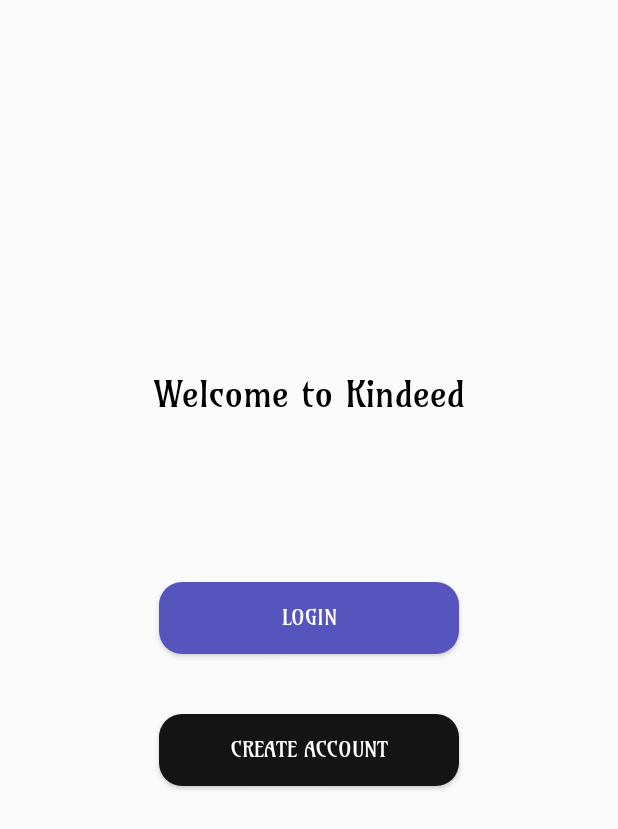
After one commit to TolaTess/Kindeed, an Android app: the AuthActivity screen opened directly, with no data from a screen before it, on a phone screen of 412 x 824 dp. The commit adds this screen. Shown: the top 829 px of the screen. Run offline under Robolectric (Android 15) with nearby library versions, the phone set to English and light mode, and no system bars.

Commit message:
auth activity
added auth activity to navigate to login and register pages

```diff
--- a/app/src/main/AndroidManifest.xml
+++ b/app/src/main/AndroidManifest.xml
@@ -9,7 +9,9 @@
         android:roundIcon="@mipmap/ic_launcher_round"
         android:supportsRtl="true"
         android:theme="@style/AppTheme">
-        <activity android:name=".MainActivity">
+        <activity android:name=".activities.auth.AuthActivity"></activity>
+        <activity android:name=".MainActivity" />
+        <activity android:name=".SplashActivity">
             <intent-filter>
                 <action android:name="android.intent.action.MAIN" />
 
--- /dev/null
+++ b/app/src/main/java/com/tolaotesanya/kindeed/ActivityClassName.java
@@ -0,0 +1,6 @@
+package com.tolaotesanya.kindeed;
+
+public enum ActivityClassName {
+
+   login, register
+}
--- /dev/null
+++ b/app/src/main/java/com/tolaotesanya/kindeed/activities/auth/AuthActivity.java
@@ -0,0 +1,54 @@
+package com.tolaotesanya.kindeed.activities.auth;
+
+import androidx.annotation.Nullable;
+import androidx.appcompat.app.AppCompatActivity;
+
+import android.os.Bundle;
+import android.view.View;
+import android.widget.Button;
+
+import com.tolaotesanya.kindeed.ActivityClassName;
+import com.tolaotesanya.kindeed.coordinator.IntentPresenter;
+import com.tolaotesanya.kindeed.dependencies.DependencyRegistry;
+import com.tolaotesanya.kindeed.R;
+
+public class AuthActivity extends AppCompatActivity {
+    private Button createButton;
+    private Button loginButton;
+
+    private IntentPresenter intentPresenter;
+
+    @Override
+    protected void onCreate(@Nullable Bundle savedInstanceState) {
+        super.onCreate(savedInstanceState);
+        setContentView(R.layout.activity_auth);
+
+        attachUI();
+        DependencyRegistry.shared.inject(this);
+    }
+
+    public void configureWith(IntentPresenter intentPresenter) {
+        this.intentPresenter = intentPresenter;
+    }
+
+    private void setupUI() {
+        createButton.setOnClickListener(new View.OnClickListener() {
+            @Override
+            public void onClick(View v) {
+                intentPresenter.presentIntent(AuthActivity.this, ActivityClassName.register);
+            }
+        });
+
+        loginButton.setOnClickListener(new View.OnClickListener() {
+            @Override
+            public void onClick(View v) {
+                intentPresenter.presentIntent(AuthActivity.this, ActivityClassName.login);
+            }
+        });
+    }
+
+    private void attachUI() {
+        createButton = findViewById(R.id.reg_btn);
+        loginButton = findViewById(R.id.login_btn);
+    }
+}
--- a/app/src/main/java/com/tolaotesanya/kindeed/coordinator/IntentPresenter.java
+++ b/app/src/main/java/com/tolaotesanya/kindeed/coordinator/IntentPresenter.java
@@ -8,7 +8,6 @@ import com.tolaotesanya.kindeed.activities.auth.LoginActivity;
 import com.tolaotesanya.kindeed.activities.auth.RegisterActivity;
 
 public class IntentPresenter {
-
 
     public void presentIntent(Context context, ActivityClassName activity) {
         switch (activity) {
--- /dev/null
+++ b/app/src/main/res/drawable/button_shape1.xml
@@ -0,0 +1,8 @@
+<?xml version="1.0" encoding="utf-8"?>
+<shape xmlns:android="http://schemas.android.com/apk/res/android"
+    android:shape="rectangle">
+
+    <solid android:color="@color/colorPrimary"/>
+    <corners android:radius="15dp"/>
+
+</shape>
--- /dev/null
+++ b/app/src/main/res/drawable/button_shape2.xml
@@ -0,0 +1,8 @@
+<?xml version="1.0" encoding="utf-8"?>
+<shape xmlns:android="http://schemas.android.com/apk/res/android"
+    android:shape="rectangle">
+
+    <solid android:color="@color/colorAccent2"/>
+    <corners android:radius="15dp"/>
+
+</shape>
--- /dev/null
+++ b/app/src/main/res/layout/activity_auth.xml
@@ -0,0 +1,53 @@
+<?xml version="1.0" encoding="utf-8"?>
+<androidx.constraintlayout.widget.ConstraintLayout xmlns:android="http://schemas.android.com/apk/res/android"
+    xmlns:app="http://schemas.android.com/apk/res-auto"
+    xmlns:tools="http://schemas.android.com/tools"
+    android:layout_width="match_parent"
+    android:layout_height="match_parent"
+    tools:context=".activities.auth.AuthActivity">
+
+    <Button
+        android:id="@+id/reg_btn"
+        android:layout_width="200dp"
+        android:layout_height="wrap_content"
+        android:layout_marginTop="40dp"
+        android:background="@drawable/button_shape1"
+        android:fontFamily="@font/amarante"
+        android:text="@string/create_account"
+        android:textColor="@color/colorWhite"
+        app:layout_constraintEnd_toEndOf="parent"
+        app:layout_constraintStart_toStartOf="parent"
+        app:layout_constraintTop_toBottomOf="@+id/login_btn" />
+
+    <Button
+        android:id="@+id/login_btn"
+        android:layout_width="200dp"
+        android:layout_height="wrap_content"
+        android:background="@drawable/button_shape2"
+        android:fontFamily="@font/amarante"
+        android:text="@string/login"
+        android:textColor="@color/colorWhite"
+        app:layout_constraintBottom_toBottomOf="parent"
+        app:layout_constraintEnd_toEndOf="parent"
+        app:layout_constraintStart_toStartOf="parent"
+        app:layout_constraintTop_toTopOf="parent" />
+
+    <TextView
+        android:id="@+id/welcome_text"
+        android:layout_width="wrap_content"
+        android:layout_height="wrap_content"
+        android:layout_centerHorizontal="true"
+        android:layout_centerInParent="true"
+        android:layout_marginBottom="83dp"
+        android:layout_marginTop="220dp"
+        android:fontFamily="@font/amarante"
+        android:text="@string/welcome_to_kindeed"
+        android:textColor="@color/colorBlack"
+        android:textSize="24sp"
+        app:layout_constraintBottom_toTopOf="@+id/login_btn"
+        app:layout_constraintEnd_toEndOf="parent"
+        app:layout_constraintStart_toStartOf="parent"
+        app:layout_constraintTop_toTopOf="parent" />
+
+
+</androidx.constraintlayout.widget.ConstraintLayout>
--- a/app/src/main/res/values/colors.xml
+++ b/app/src/main/res/values/colors.xml
@@ -5,4 +5,7 @@
     <color name="colorAccent">#D9EDFA</color>
     <color name="colorAccent2">#5654BD</color>
     <color name="colorAccent3">#0F019C</color>
+
+    <color name="colorWhite">#FFF</color>
+    <color name="colorBlack">#000</color>
 </resources>
--- a/app/src/main/res/values/strings.xml
+++ b/app/src/main/res/values/strings.xml
@@ -1,3 +1,6 @@
 <resources>
     <string name="app_name">Kindeed</string>
+    <string name="create_account">create account</string>
+    <string name="login">login</string>
+    <string name="welcome_to_kindeed">Welcome to Kindeed</string>
 </resources>
```
Also changed, not shown: app/src/main/res/font/amarante.ttf (added).
